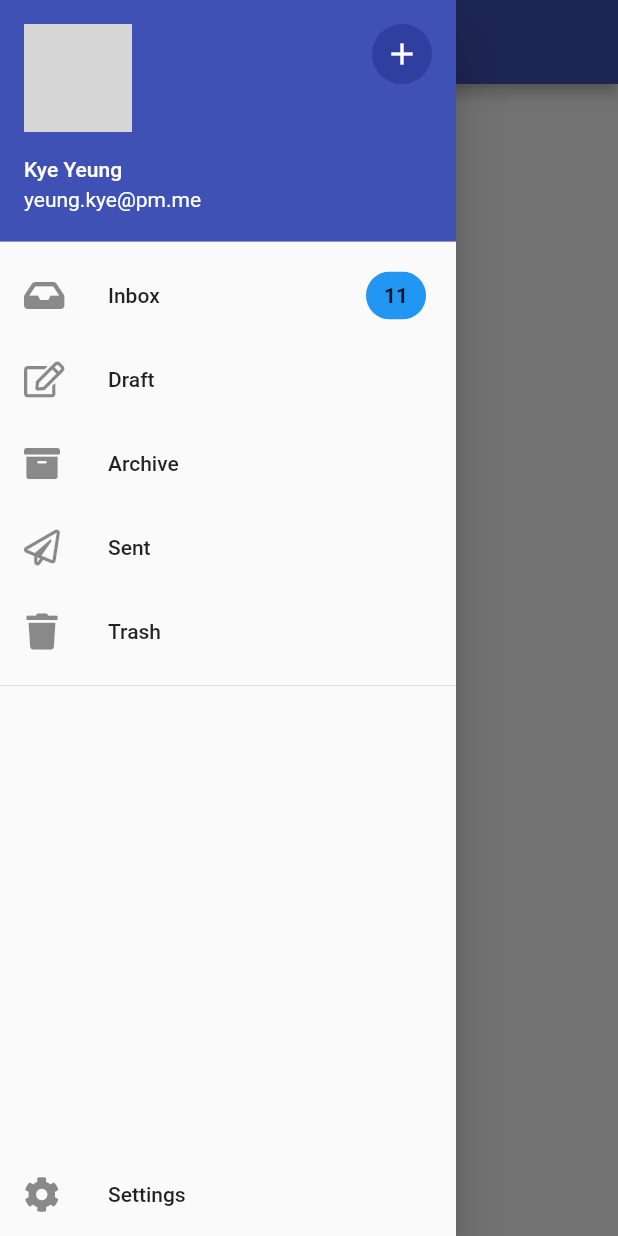
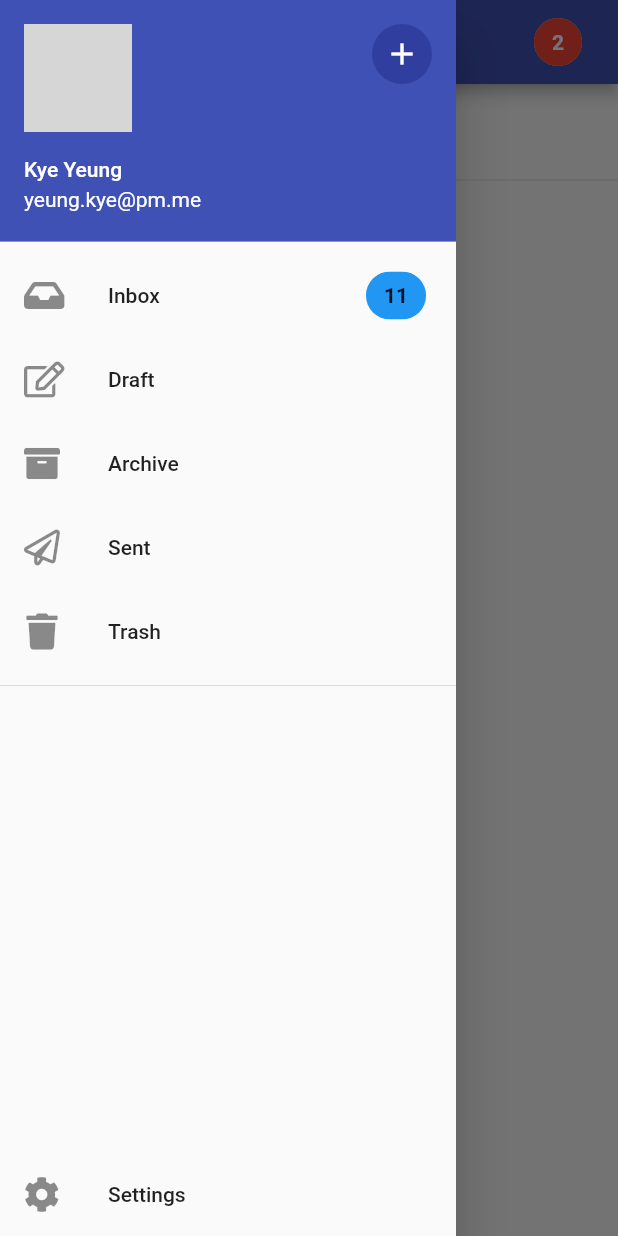
Before and after one commit to kyeung2/futter_email_app_tutorial, a Flutter app: the ContactsScreen screen opened directly, with the side drawer open, on a phone screen of 412 x 824 dp. Run offline on Flutter 3.47's test engine with Material 2 defaults, Android fonts, the phone set to English and light mode, and no system bars; our stand-ins replace email_validator, flutter_slidable, font_awesome_flutter; generated files the repository leaves out were written again; network calls fail; grey boxes are pictures that could not be loaded.

Commit message:
E18 done, StreamBuilder introduction

```diff
--- /dev/null
+++ b/lib/ContactManager.dart
@@ -0,0 +1,23 @@
+import 'dart:async';
+import 'dart:core';
+
+List<String> CONTACTS = ["User 1", "User 2", "User 3", "User 4"];
+
+class ContactManager {
+  // async* makes a stream out of thin air
+  Stream<List<String>> get contactListNow async* {
+    for (var i = 0; i < CONTACTS.length; i++) {
+      await Future.delayed(Duration(seconds: 1));
+      // yield puts something on the stream
+      yield CONTACTS.sublist(0, i + 1);
+    }
+  }
+
+  final StreamController<int> _contactCounter = StreamController<int>();
+  Stream<int> get contactCounter => _contactCounter.stream;
+
+  ContactManager() {
+    // listing to the first stream. Put the length value into second stream via the StreamController
+    contactListNow.listen((list) => _contactCounter.add(list.length));
+  }
+}
--- a/lib/ContactsScreen.dart
+++ b/lib/ContactsScreen.dart
@@ -1,20 +1,51 @@
 import 'package:emailapp/AppDrawer.dart';
+import 'package:emailapp/ContactManager.dart';
 import 'package:flutter/material.dart';
 
 class ContactsScreen extends StatelessWidget {
+  ContactManager manager = ContactManager();
+
   @override
   Widget build(BuildContext context) {
-    return Scaffold(
-      appBar: AppBar(
-        title: Text("Contacts")
-      ),
-      drawer: AppDrawer(),
-      body: Center(
-        child: Text("Contcts"),
-      ),
-
-
+    return DefaultTabController(
+      child: Scaffold(
+          appBar: AppBar(
+            title: Text("Contacts"),
+            actions: <Widget>[
+              Chip(
+                label: StreamBuilder<int>(
+                  stream: manager.contactCounter,
+                  builder: (context, snapshot) {
+                    return Text(
+                      (snapshot.data ?? 0).toString(),
+                      style: TextStyle(
+                          color: Colors.white, fontWeight: FontWeight.bold),
+                    );
+                  },
+                ),
+                backgroundColor: Colors.red,
+              ),
+              Padding(
+                padding: EdgeInsets.only(right: 16),
+              )
+            ],
+          ),
+          drawer: AppDrawer(),
+          body: StreamBuilder<List<String>>(
+            stream: manager.contactListNow,
+            builder: (context, snapshot) {
+              List<String> contacts = snapshot.data;
+              return ListView.separated(
+                  itemBuilder: (context, index) {
+                    return ListTile(
+                      title: Text(contacts[index]),
+                    );
+                  },
+                  separatorBuilder: (context, index) => Divider(),
+                  itemCount: contacts.length);
+            },
+          )),
+      length: 2,
     );
   }
-
 }
```
